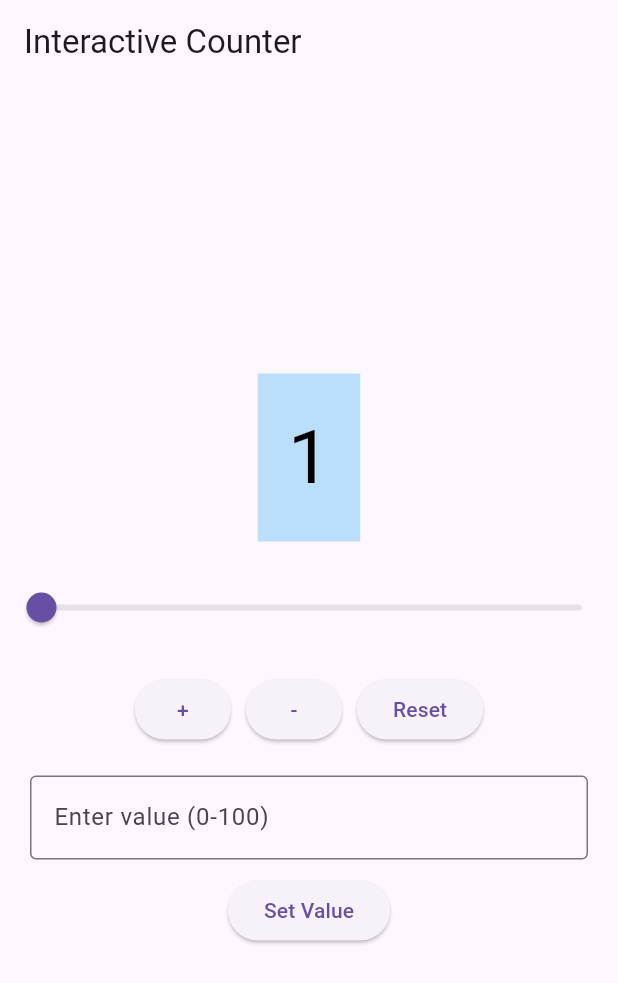
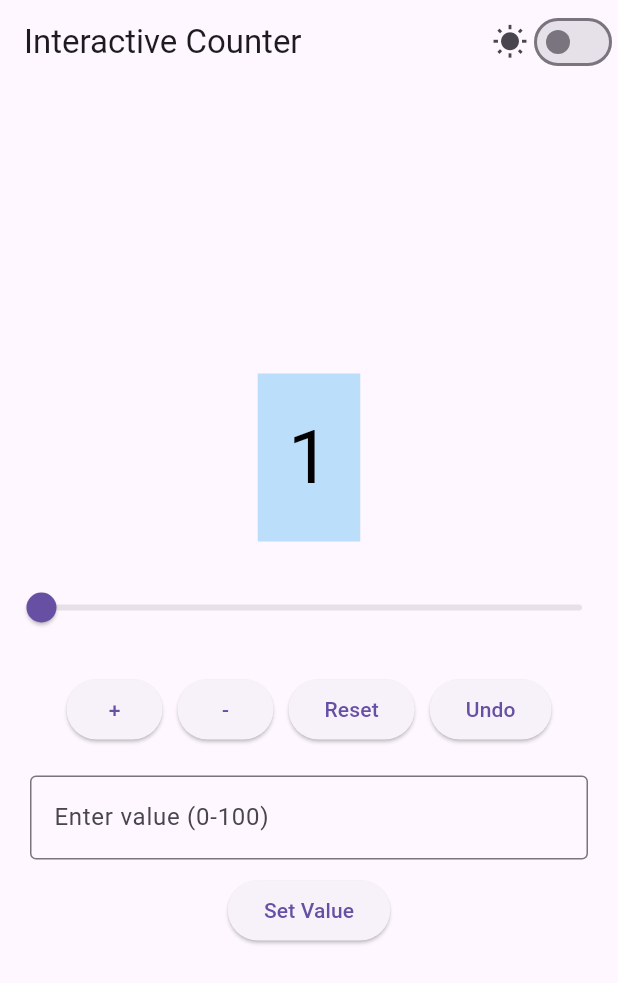
Before and after one commit to Onuaz/inclass04, a Flutter app: the screen it shows after launch, after a tap on an icon or button, on a phone screen of 412 x 824 dp. Shown: the top 983 px of the screen. Run offline on Flutter 3.47's test engine with Material 3 defaults, Android fonts, the phone set to English and light mode, and no system bars.

Commit message:
Add undo feature and dark mode toggle

```diff
--- a/lib/main.dart
+++ b/lib/main.dart
@@ -2,20 +2,47 @@ import 'package:flutter/material.dart';
 
 void main() => runApp(const MyApp());
 
-class MyApp extends StatelessWidget {
+class MyApp extends StatefulWidget {
   const MyApp({super.key});
+
+  @override
+  State<MyApp> createState() => _MyAppState();
+}
+
+class _MyAppState extends State<MyApp> {
+  ThemeMode _themeMode = ThemeMode.light;
+
+  void toggleTheme(bool isDark) {
+    setState(() {
+      _themeMode = isDark ? ThemeMode.dark : ThemeMode.light;
+    });
+  }
 
   @override
   Widget build(BuildContext context) {
     return MaterialApp(
       title: 'Stateful Lab',
       theme: ThemeData(primarySwatch: Colors.blue),
-      home: CounterWidget(),
+      darkTheme: ThemeData.dark(),
+      themeMode: _themeMode,
+      home: CounterWidget(
+        onToggleTheme: toggleTheme,
+        isDark: _themeMode == ThemeMode.dark,
+      ),
     );
   }
 }
 
 class CounterWidget extends StatefulWidget {
+  final Function(bool) onToggleTheme;
+  final bool isDark;
+
+  const CounterWidget({
+    super.key,
+    required this.onToggleTheme,
+    required this.isDark,
+  });
+
   @override
   _CounterWidgetState createState() => _CounterWidgetState();
 }
@@ -24,19 +51,40 @@ class _CounterWidgetState extends State<CounterWidget> {
   int _counter = 0;
   final TextEditingController _controller = TextEditingController();
 
+  List<int> history = [];
+
+  void saveState() {
+    history.add(_counter);
+  }
+
+  void undo() {
+    if (history.isNotEmpty) {
+      setState(() {
+        _counter = history.removeLast();
+      });
+    }
+  }
+
   void increment() {
-    setState(() {
-      if (_counter < 100) _counter++;
-    });
+    if (_counter < 100) {
+      saveState();
+      setState(() {
+        _counter++;
+      });
+    }
   }
 
   void decrement() {
-    setState(() {
-      if (_counter > 0) _counter--;
-    });
+    if (_counter > 0) {
+      saveState();
+      setState(() {
+        _counter--;
+      });
+    }
   }
 
   void reset() {
+    saveState();
     setState(() {
       _counter = 0;
     });
@@ -59,6 +107,7 @@ class _CounterWidgetState extends State<CounterWidget> {
       return;
     }
 
+    saveState();
     setState(() {
       _counter = value;
     });
@@ -73,7 +122,16 @@ class _CounterWidgetState extends State<CounterWidget> {
   @override
   Widget build(BuildContext context) {
     return Scaffold(
-      appBar: AppBar(title: const Text('Interactive Counter')),
+      appBar: AppBar(
+        title: const Text('Interactive Counter'),
+        actions: [
+          Icon(widget.isDark ? Icons.nightlight_round : Icons.wb_sunny),
+          Switch(
+            value: widget.isDark,
+            onChanged: widget.onToggleTheme,
+          ),
+        ],
+      ),
       body: Column(
         mainAxisAlignment: MainAxisAlignment.center,
         children: [
@@ -101,6 +159,7 @@ class _CounterWidgetState extends State<CounterWidget> {
             max: 100,
             value: _counter.toDouble(),
             onChanged: (value) {
+              saveState();
               setState(() {
                 _counter = value.toInt();
               });
@@ -109,30 +168,23 @@ class _CounterWidgetState extends State<CounterWidget> {
 
           const SizedBox(height: 20),
 
-          /// BUTTONS (+, -, RESET)
+          /// BUTTONS
           Row(
             mainAxisAlignment: MainAxisAlignment.center,
             children: [
-              ElevatedButton(
-                onPressed: increment,
-                child: const Text("+"),
-              ),
+              ElevatedButton(onPressed: increment, child: const Text("+")),
               const SizedBox(width: 10),
-              ElevatedButton(
-                onPressed: decrement,
-                child: const Text("-"),
-              ),
+              ElevatedButton(onPressed: decrement, child: const Text("-")),
               const SizedBox(width: 10),
-              ElevatedButton(
-                onPressed: reset,
-                child: const Text("Reset"),
-              ),
+              ElevatedButton(onPressed: reset, child: const Text("Reset")),
+              const SizedBox(width: 10),
+              ElevatedButton(onPressed: undo, child: const Text("Undo")),
             ],
           ),
 
           const SizedBox(height: 20),
 
-          /// TEXT INPUT
+          /// INPUT
           Padding(
             padding: const EdgeInsets.symmetric(horizontal: 20),
             child: TextField(
```
